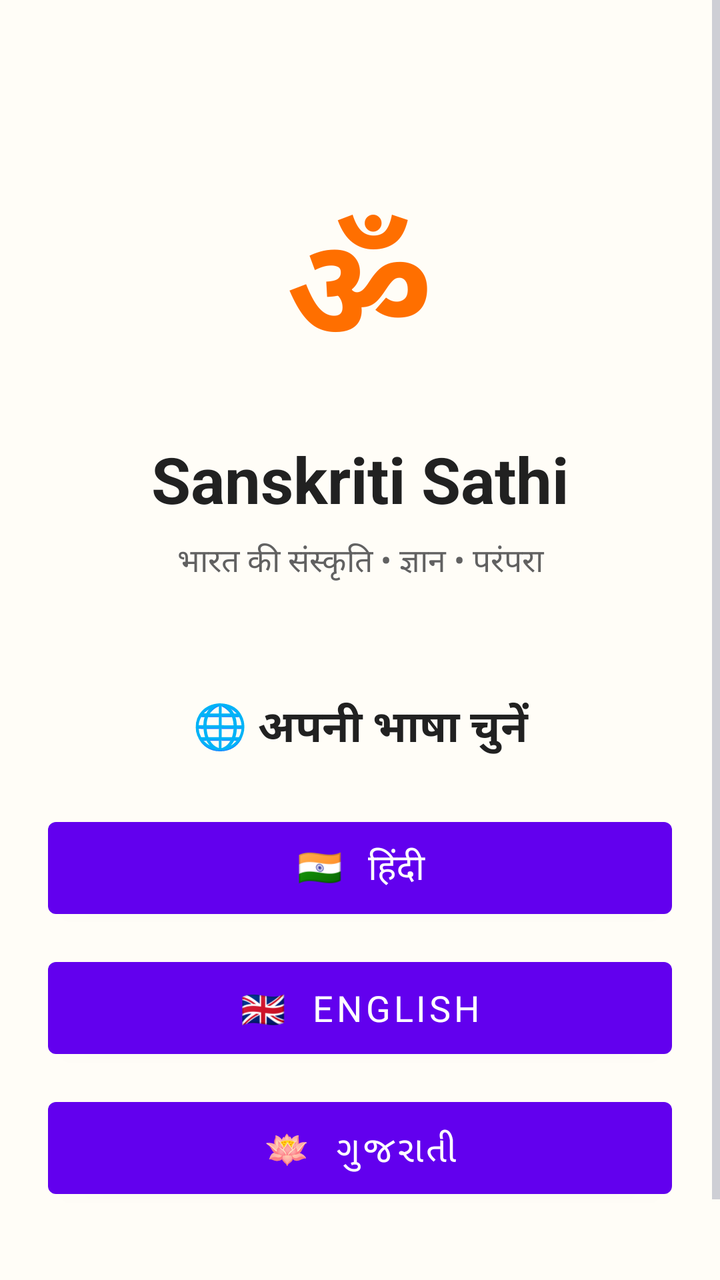
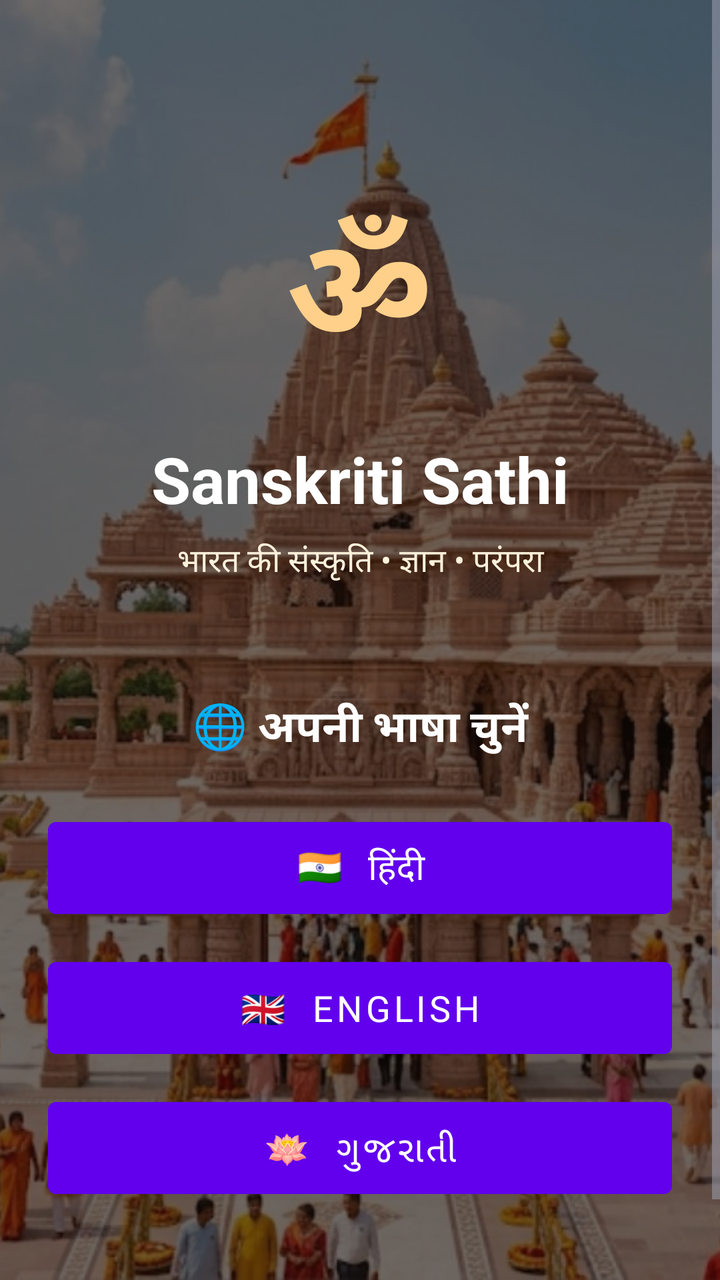

An Android layout rendered at two revisions. The XML below is the earlier revision; the diff shows what the commit changed to produce the second picture.
<!-- AndroidManifest.xml: application theme Theme.SanskritiSathi -->
<!-- res/layout/activity_welcome.xml -->
<?xml version="1.0" encoding="utf-8"?>
<ScrollView
    xmlns:android="http://schemas.android.com/apk/res/android"
    android:layout_width="match_parent"
    android:layout_height="match_parent"
    android:fillViewport="true"
    android:background="#FFFDF7"
    android:clipToPadding="false"
>

    <LinearLayout
        android:layout_width="match_parent"
        android:layout_height="wrap_content"
        android:orientation="vertical"
        android:gravity="center_horizontal"
        android:padding="24dp">

        <TextView
            android:layout_width="wrap_content"
            android:layout_height="wrap_content"
            android:layout_marginTop="70dp"
            android:text="ॐ"
            android:textSize="72sp"
            android:textStyle="bold"
            android:textColor="#FF6F00"/>

        <TextView
            android:layout_width="match_parent"
            android:layout_height="wrap_content"
            android:layout_marginTop="18dp"
            android:gravity="center"
            android:text="Sanskriti Sathi"
            android:textSize="32sp"
            android:textStyle="bold"
            android:textColor="#212121"/>

        <TextView
            android:layout_width="match_parent"
            android:layout_height="wrap_content"
            android:layout_marginTop="8dp"
            android:gravity="center"
            android:text="भारत की संस्कृति • ज्ञान • परंपरा"
            android:textSize="16sp"
            android:textColor="#616161"/>

        <TextView
            android:layout_width="match_parent"
            android:layout_height="wrap_content"
            android:layout_marginTop="55dp"
            android:gravity="center"
            android:text="🌐 अपनी भाषा चुनें"
            android:textSize="22sp"
            android:textStyle="bold"
            android:textColor="#212121"/>

        <Button
            android:id="@+id/hindiButton"
            android:layout_width="match_parent"
            android:layout_height="58dp"
            android:layout_marginTop="25dp"
            android:text="🇮🇳  हिंदी"
            android:textSize="18sp"/>

        <Button
            android:id="@+id/englishButton"
            android:layout_width="match_parent"
            android:layout_height="58dp"
            android:layout_marginTop="12dp"
            android:text="🇬🇧  English"
            android:textSize="18sp"/>

        <Button
            android:id="@+id/gujaratiButton"
            android:layout_width="match_parent"
            android:layout_height="58dp"
            android:layout_marginTop="12dp"
            android:text="🪷  ગુજરાતી"
            android:textSize="18sp"/>

        <TextView
            android:layout_width="match_parent"
            android:layout_height="wrap_content"
            android:layout_marginTop="35dp"
            android:gravity="center"
            android:text="एक भाषा चुनें और Sanskriti Sathi की यात्रा शुरू करें ✨"
            android:textSize="14sp"
            android:textColor="#757575"/>

    </LinearLayout>

</ScrollView>
<!-- resources referenced by this layout -->
<resources>
  <style name="Theme.SanskritiSathi" parent="Theme.MaterialComponents.DayNight.NoActionBar">
  
          <item name="android:fontFamily">sans-serif</item>
  
          
          <item name="android:statusBarColor">#0F111A</item>
          <item name="android:windowLightStatusBar">false</item>
  
          <item name="android:navigationBarColor">#1A1D2B</item>
          <item name="android:windowLightNavigationBar">false</item>
  
          <item name="android:windowActionModeOverlay">true</item>
          <item name="android:windowNoTitle">true</item>
  
          <item name="android:windowBackground">#0F111A</item>
  
          <item name="android:textColorPrimary">#FFFFFF</item>
          <item name="android:textColorSecondary">#A0A5B5</item>
  
      </style>
</resources>

<!-- the commit's change to res/layout/activity_welcome.xml (unified diff, before → after) -->
@@ -1,91 +1,107 @@
 <?xml version="1.0" encoding="utf-8"?>
-<ScrollView
-    xmlns:android="http://schemas.android.com/apk/res/android"
+<FrameLayout xmlns:android="http://schemas.android.com/apk/res/android"
     android:layout_width="match_parent"
-    android:layout_height="match_parent"
-    android:fillViewport="true"
-    android:background="#FFFDF7"
-    android:clipToPadding="false"
->
+    android:layout_height="match_parent">
 
-    <LinearLayout
+    <ImageView
+        android:id="@+id/welcomeBackground"
         android:layout_width="match_parent"
-        android:layout_height="wrap_content"
-        android:orientation="vertical"
-        android:gravity="center_horizontal"
-        android:padding="24dp">
+        android:layout_height="match_parent"
+        android:src="@drawable/ram_mandir"
+        android:scaleType="centerCrop"
+        android:contentDescription="भारतीय सांस्कृतिक धरोहर का स्वागत चित्र" />
 
-        <TextView
-            android:layout_width="wrap_content"
-            android:layout_height="wrap_content"
-            android:layout_marginTop="70dp"
-            android:text="ॐ"
-            android:textSize="72sp"
-            android:textStyle="bold"
-            android:textColor="#FF6F00"/>
+    <View
+        android:layout_width="match_parent"
+        android:layout_height="match_parent"
+        android:background="#990F0905" />
 
-        <TextView
+    <ScrollView
+        android:layout_width="match_parent"
+        android:layout_height="match_parent"
+        android:fillViewport="true"
+        android:clipToPadding="false"
+        android:background="@android:color/transparent">
+
+        <LinearLayout
             android:layout_width="match_parent"
-            android:layout_height="wrap_content"
-            android:layout_marginTop="18dp"
-            android:gravity="center"
-            android:text="Sanskriti Sathi"
-            android:textSize="32sp"
-            android:textStyle="bold"
-            android:textColor="#212121"/>
+            android:layout_height="match_parent"
+            android:minHeight="560dp"
+            android:orientation="vertical"
+            android:gravity="center_horizontal"
+            android:padding="24dp">
 
-        <TextView
-            android:layout_width="match_parent"
-            android:layout_height="wrap_content"
-            android:layout_marginTop="8dp"
-            android:gravity="center"
-            android:text="भारत की संस्कृति • ज्ञान • परंपरा"
-            android:textSize="16sp"
-            android:textColor="#616161"/>
+            <TextView
+                android:layout_width="wrap_content"
+                android:layout_height="wrap_content"
+                android:layout_marginTop="70dp"
+                android:text="ॐ"
+                android:textSize="72sp"
+                android:textStyle="bold"
+                android:textColor="#FFD08A" />
 
-        <TextView
-            android:layout_width="match_parent"
-            android:layout_height="wrap_content"
-            android:layout_marginTop="55dp"
-            android:gravity="center"
-            android:text="🌐 अपनी भाषा चुनें"
-            android:textSize="22sp"
-            android:textStyle="bold"
-            android:textColor="#212121"/>
+            <TextView
+                android:layout_width="match_parent"
+                android:layout_height="wrap_content"
+                android:layout_marginTop="18dp"
+                android:gravity="center"
+                android:text="Sanskriti Sathi"
+                android:textSize="32sp"
+                android:textStyle="bold"
+                android:textColor="#FFFFFF" />
 
-        <Button
-            android:id="@+id/hindiButton"
-            android:layout_width="match_parent"
-            android:layout_height="58dp"
-            android:layout_marginTop="25dp"
-            android:text="🇮🇳  हिंदी"
-            android:textSize="18sp"/>
+            <TextView
+                android:layout_width="match_parent"
+                android:layout_height="wrap_content"
+                android:layout_marginTop="8dp"
+                android:gravity="center"
+                android:text="भारत की संस्कृति • ज्ञान • परंपरा"
+                android:textSize="16sp"
+                android:textColor="#FFF1DC" />
 
-        <Button
-            android:id="@+id/englishButton"
-            android:layout_width="match_parent"
-            android:layout_height="58dp"
-            android:layout_marginTop="12dp"
-            android:text="🇬🇧  English"
-            android:textSize="18sp"/>
+            <TextView
+                android:layout_width="match_parent"
+                android:layout_height="wrap_content"
+                android:layout_marginTop="55dp"
+                android:gravity="center"
+                android:text="🌐 अपनी भाषा चुनें"
+                android:textSize="22sp"
+                android:textStyle="bold"
+                android:textColor="#FFFFFF" />
 
-        <Button
-            android:id="@+id/gujaratiButton"
-            android:layout_width="match_parent"
-            android:layout_height="58dp"
-            android:layout_marginTop="12dp"
-            android:text="🪷  ગુજરાતી"
-            android:textSize="18sp"/>
+            <Button
+                android:id="@+id/hindiButton"
+                android:layout_width="match_parent"
+                android:layout_height="58dp"
+                android:layout_marginTop="25dp"
+                android:text="🇮🇳  हिंदी"
+                android:textSize="18sp" />
 
-        <TextView
-            android:layout_width="match_parent"
-            android:layout_height="wrap_content"
-            android:layout_marginTop="35dp"
-            android:gravity="center"
-            android:text="एक भाषा चुनें और Sanskriti Sathi की यात्रा शुरू करें ✨"
-            android:textSize="14sp"
-            android:textColor="#757575"/>
+            <Button
+                android:id="@+id/englishButton"
+                android:layout_width="match_parent"
+                android:layout_height="58dp"
+                android:layout_marginTop="12dp"
+                android:text="🇬🇧  English"
+                android:textSize="18sp" />
 
-    </LinearLayout>
+            <Button
+                android:id="@+id/gujaratiButton"
+                android:layout_width="match_parent"
+                android:layout_height="58dp"
+                android:layout_marginTop="12dp"
+                android:text="🪷  ગુજરાતી"
+                android:textSize="18sp" />
 
-</ScrollView>
+            <TextView
+                android:layout_width="match_parent"
+                android:layout_height="wrap_content"
+                android:layout_marginTop="35dp"
+                android:gravity="center"
+                android:text="एक भाषा चुनें और Sanskriti Sathi की यात्रा शुरू करें ✨"
+                android:textSize="14sp"
+                android:textColor="#FFF1DC" />
+
+        </LinearLayout>
+    </ScrollView>
+</FrameLayout>
<!-- resource entries referenced after the edit -->
@@ -1,5 +1,6 @@
 <!-- resources referenced by this layout -->
 <resources>
+  <!-- drawable ram_mandir: png bitmap (drawable, 314842 bytes) -->
   <style name="Theme.SanskritiSathi" parent="Theme.MaterialComponents.DayNight.NoActionBar">
   
           <item name="android:fontFamily">sans-serif</item>
